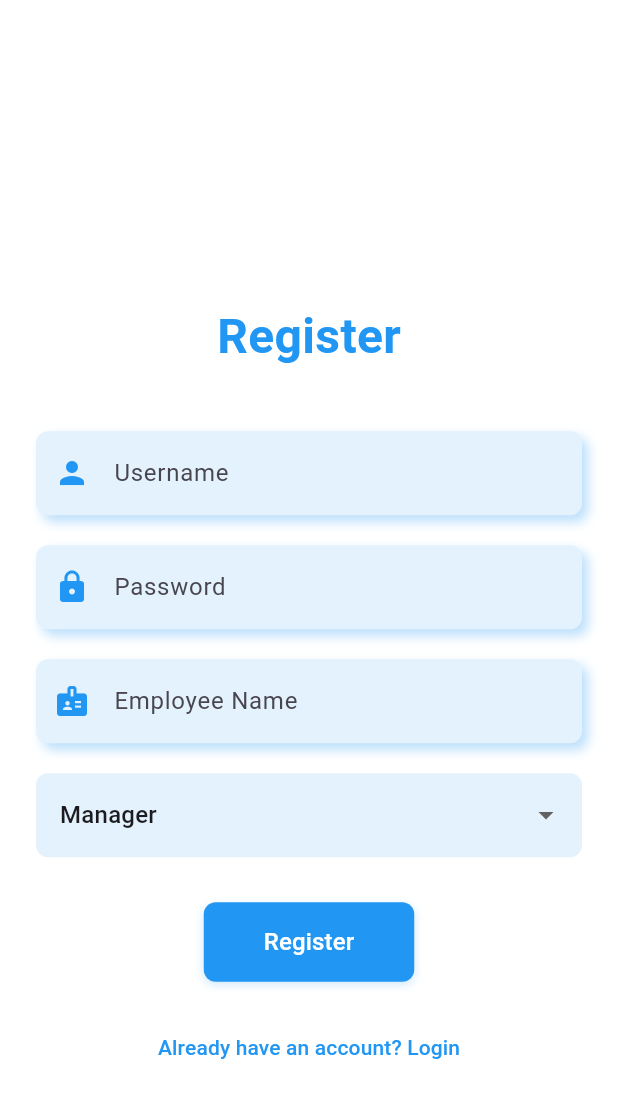
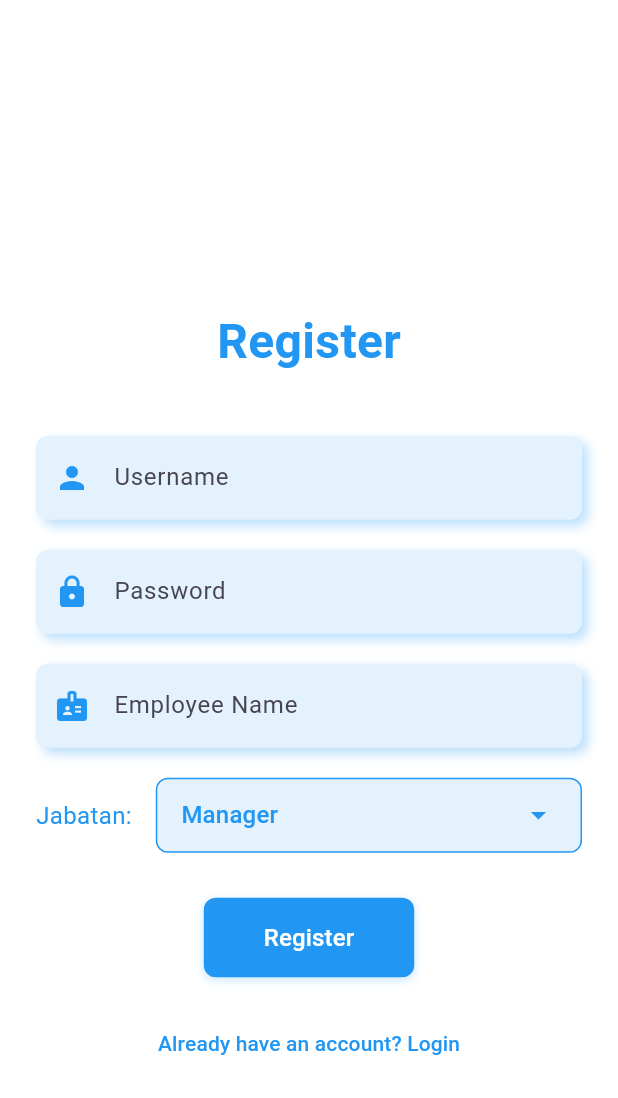
Before and after one commit to AlwaysMori/shop_, a Flutter app: the RegisterPage screen opened directly, on a phone screen of 412 x 824 dp. Shown: the top 1098 px of the screen. Run offline on Flutter 3.47's test engine with Material 3 defaults, Android fonts, the phone set to English and light mode, and no system bars; our stand-ins replace flutter_secure_storage, shared_preferences; missing offline and left inert: encrypt; accounts and stored records are empty.

Commit message:
Add CustomDropdown component and update RegisterPage to use it for position selection

```diff
--- a/lib/auth/register_page.dart
+++ b/lib/auth/register_page.dart
@@ -6,6 +6,7 @@ import '../components/custom_text_field.dart';
 import '../components/custom_button.dart';
 import '../components/page_title.dart';
 import '../components/responsive_padding.dart';
+import '../components/custom_dropdown.dart';
 
 class RegisterPage extends StatefulWidget {
   @override
@@ -88,7 +89,9 @@ class _RegisterPageState extends State<RegisterPage> {
                   SizedBox(height: 100),
                   PageTitle(title: 'Register'),
                   SizedBox(height: 40),
-                  CustomTextField(
+                  ConstrainedBox(
+                    constraints: BoxConstraints(maxWidth: 400),
+                    child: CustomTextField(
                       controller: _usernameController,
                       hintText: 'Username',
                       icon: Icons.person,
@@ -99,8 +102,11 @@ class _RegisterPageState extends State<RegisterPage> {
                         return null;
                       },
                     ),
+                  ),
                   SizedBox(height: 20),
-                  CustomTextField(
+                  ConstrainedBox(
+                    constraints: BoxConstraints(maxWidth: 400),
+                    child: CustomTextField(
                       controller: _passwordController,
                       hintText: 'Password',
                       icon: Icons.lock,
@@ -112,8 +118,11 @@ class _RegisterPageState extends State<RegisterPage> {
                         return null;
                       },
                     ),
+                  ),
                   SizedBox(height: 20),
-                  CustomTextField(
+                  ConstrainedBox(
+                    constraints: BoxConstraints(maxWidth: 400),
+                    child: CustomTextField(
                       controller: _nameController,
                       hintText: 'Employee Name',
                       icon: Icons.badge,
@@ -124,27 +133,30 @@ class _RegisterPageState extends State<RegisterPage> {
                         return null;
                       },
                     ),
+                  ),
                   SizedBox(height: 20),
-                  DropdownButtonFormField<String>(
+                  ConstrainedBox(
+                    constraints: BoxConstraints(maxWidth: 400),
+                    child: Row(
+                      children: [
+                        Text(
+                          'Jabatan:',
+                          style: TextStyle(fontSize: 16, color: Colors.blue),
+                        ),
+                        SizedBox(width: 16),
+                        Expanded(
+                          child: CustomDropdown<String>(
                             value: _position,
-                    items: ['Manager', 'Cashier']
-                        .map((position) => DropdownMenuItem(
-                              value: position,
-                              child: Text(position),
-                            ))
-                        .toList(),
+                            items: ['Manager', 'Cashier'],
+                            hintText: 'Select Position',
                             onChanged: (value) {
                               setState(() {
                                 _position = value!;
                               });
                             },
-                    decoration: InputDecoration(
-                      filled: true,
-                      fillColor: Colors.blue[50],
-                      border: OutlineInputBorder(
-                        borderRadius: BorderRadius.circular(8),
-                        borderSide: BorderSide.none,
                           ),
+                        ),
+                      ],
                     ),
                   ),
                   SizedBox(height: 30),
--- /dev/null
+++ b/lib/components/custom_dropdown.dart
@@ -0,0 +1,45 @@
+import 'package:flutter/material.dart';
+
+class CustomDropdown<T> extends StatelessWidget {
+  final T value;
+  final List<T> items;
+  final String hintText;
+  final ValueChanged<T?> onChanged;
+
+  const CustomDropdown({
+    required this.value,
+    required this.items,
+    required this.hintText,
+    required this.onChanged,
+  });
+
+  @override
+  Widget build(BuildContext context) {
+    return Container(
+      padding: EdgeInsets.symmetric(horizontal: 16.0),
+      decoration: BoxDecoration(
+        color: Colors.blue[50],
+        borderRadius: BorderRadius.circular(8),
+        border: Border.all(color: Colors.blue, width: 1),
+      ),
+      child: DropdownButtonHideUnderline(
+        child: DropdownButton<T>(
+          value: value,
+          hint: Text(hintText, style: TextStyle(color: Colors.blue)),
+          items: items
+              .map((item) => DropdownMenuItem<T>(
+                    value: item,
+                    child: Text(
+                      item.toString(),
+                      style: TextStyle(color: Colors.blue),
+                    ),
+                  ))
+              .toList(),
+          onChanged: onChanged,
+          dropdownColor: Colors.white,
+          icon: Icon(Icons.arrow_drop_down, color: Colors.blue),
+        ),
+      ),
+    );
+  }
+}
```
Lines whose indentation alone changed are shown as unchanged.
